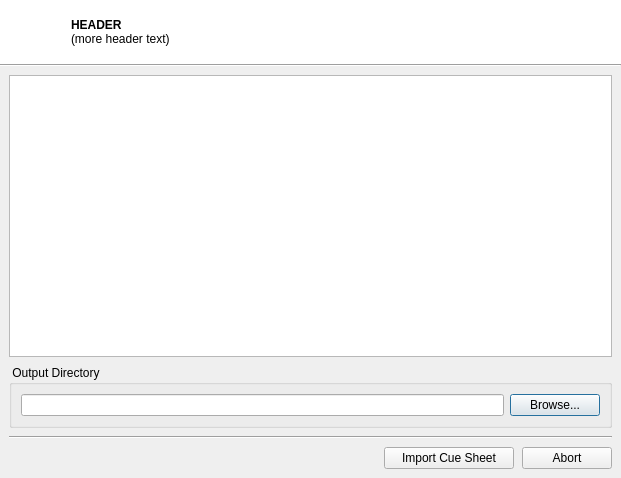
The window that gui/CueSheetImport.ui (lordmulder/LameXP) describes before a commit, drawn with Qt 5.
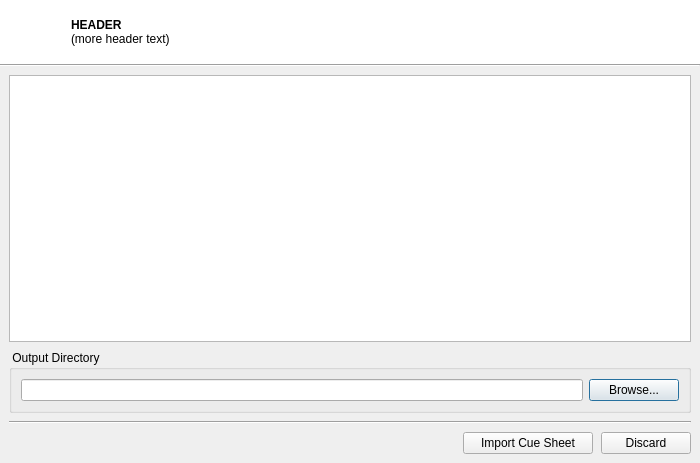
The same window after the commit. Icons and pictures are not drawn.

Commit message: Implemented a very basic Cue Sheet parser.

The edit to the form file:
```diff
--- a/gui/CueSheetImport.ui
+++ b/gui/CueSheetImport.ui
@@ -6,8 +6,8 @@
    <rect>
     <x>0</x>
     <y>0</y>
-    <width>621</width>
-    <height>478</height>
+    <width>700</width>
+    <height>463</height>
    </rect>
   </property>
   <property name="windowTitle">
@@ -286,7 +286,7 @@
             </size>
            </property>
            <property name="text">
-            <string>Abort</string>
+            <string>Discard</string>
            </property>
            <property name="icon">
             <iconset resource="../res/Icons.qrc">
```
Left out of the diff: 2 changed lines with no effect on the pictures. The commit also changes 6 other files.
